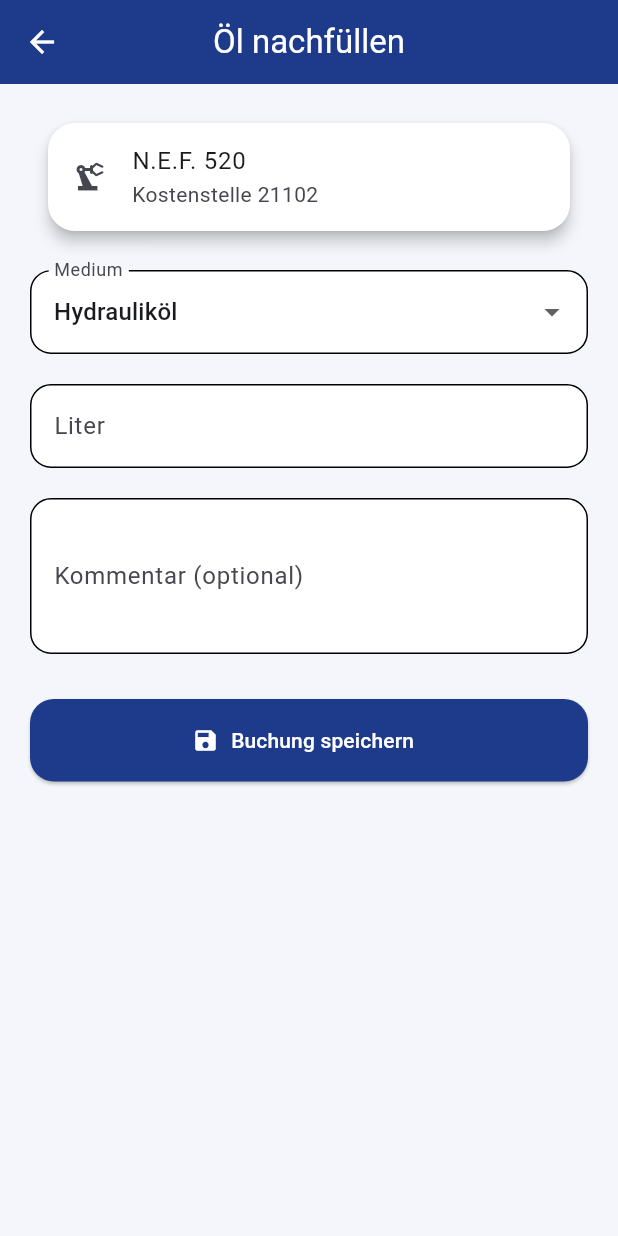
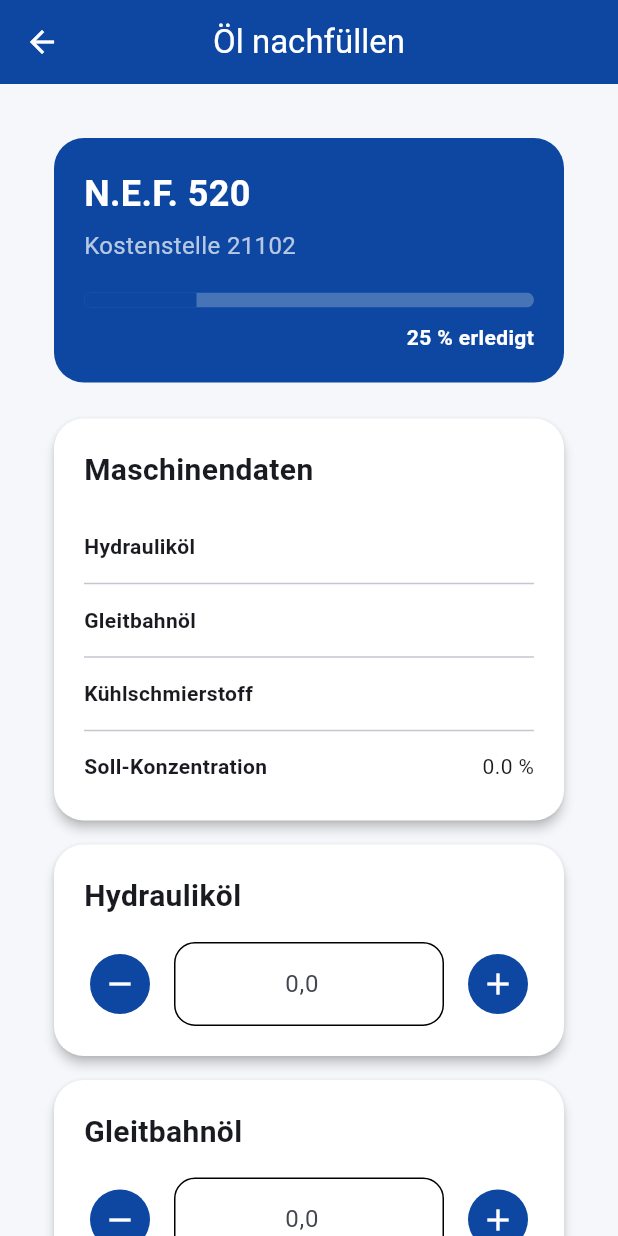
Before and after one commit to jstockhowe-afk/fluid-track-awh, a Flutter app: the MachineDetailScreen screen opened directly with sample values from the repository, scrolled down 234 dp, after a tap on "Öl nachfüllen", on a phone screen of 412 x 824 dp. Run offline on Flutter 3.47's test engine with Material 3 defaults, Android fonts, the phone set to English and light mode, and no system bars; our stand-ins replace image_picker, sqflite; missing offline and left inert: mobile_scanner; accounts and stored records are empty.

Commit message:
Vor neuer InspectionScreen

```diff
--- a/lib/models/machine.dart
+++ b/lib/models/machine.dart
@@ -7,7 +7,7 @@ class Machine {
   final String hydraulicOil;
   final String guidewayOil;
   final String coolant;
-
+  final double coolantConcentration;
   final int hydraulicTank;
   final int coolantTank;
 
@@ -22,6 +22,7 @@ class Machine {
     this.hydraulicOil = '',
     this.guidewayOil = '',
     this.coolant = '',
+    this.coolantConcentration = 0,
     this.hydraulicTank = 0,
     this.coolantTank = 0,
     this.qrCode = '',
@@ -37,6 +38,7 @@ class Machine {
       'hydraulicOil': hydraulicOil,
       'guidewayOil': guidewayOil,
       'coolant': coolant,
+      'coolantConcentration': coolantConcentration,
       'hydraulicTank': hydraulicTank,
       'coolantTank': coolantTank,
       'qrCode': qrCode,
@@ -53,6 +55,8 @@ class Machine {
       hydraulicOil: map['hydraulicOil'] ?? '',
       guidewayOil: map['guidewayOil'] ?? '',
       coolant: map['coolant'] ?? '',
+      coolantConcentration:
+           (map['coolantConcentration'] ?? 0).toDouble(),
       hydraulicTank: map['hydraulicTank'] ?? 0,
       coolantTank: map['coolantTank'] ?? 0,
       qrCode: map['qrCode'] ?? '',
@@ -68,6 +72,7 @@ class Machine {
     String? hydraulicOil,
     String? guidewayOil,
     String? coolant,
+    double? coolantConcentration,
     int? hydraulicTank,
     int? coolantTank,
     String? qrCode,
@@ -81,6 +86,8 @@ class Machine {
       hydraulicOil: hydraulicOil ?? this.hydraulicOil,
       guidewayOil: guidewayOil ?? this.guidewayOil,
       coolant: coolant ?? this.coolant,
+      coolantConcentration:
+        coolantConcentration ?? this.coolantConcentration,
       hydraulicTank: hydraulicTank ?? this.hydraulicTank,
       coolantTank: coolantTank ?? this.coolantTank,
       qrCode: qrCode ?? this.qrCode,
--- a/lib/screens/oil_entry_screen.dart
+++ b/lib/screens/inspection_screen.dart
@@ -1,33 +1,35 @@
 import 'package:flutter/material.dart';
-
+import '../widgets/inspection_header.dart';
+import '../widgets/inspection_info_card.dart';
 import '../models/machine.dart';
 import '../models/oil_entry.dart';
 import '../services/oil_entry_service.dart';
+import '../widgets/quantity_selector.dart';
+import '../widgets/number_input_card.dart';
+import '../widgets/remark_card.dart';
+import '../widgets/primary_button.dart';
 
-class OilEntryScreen extends StatefulWidget {
+class InspectionScreen extends StatefulWidget {
   final Machine machine;
 
-  const OilEntryScreen({
+  const InspectionScreen({
     super.key,
     required this.machine,
   });
 
   @override
-  State<OilEntryScreen> createState() => _OilEntryScreenState();
+  State<InspectionScreen> createState() => _InspectionScreenState();
 }
 
-class _OilEntryScreenState extends State<OilEntryScreen> {
+class _InspectionScreenState extends State<InspectionScreen> {
   final OilEntryService _service = OilEntryService();
 
   String medium = "Hydrauliköl";
 
   bool _isSaving = false;
 
-  final TextEditingController literController =
-      TextEditingController();
-
-  final TextEditingController commentController =
-      TextEditingController();
+  final TextEditingController literController = TextEditingController();
+  final TextEditingController commentController = TextEditingController();
 
   @override
   void dispose() {
@@ -85,17 +87,54 @@ class _OilEntryScreenState extends State<OilEntryScreen> {
       body: ListView(
         padding: const EdgeInsets.all(20),
         children: [
-          Card(
-            child: ListTile(
-              leading: const Icon(Icons.precision_manufacturing),
-              title: Text(widget.machine.name),
-              subtitle: Text(
-                "Kostenstelle ${widget.machine.costCenter}",
-              ),
-            ),
-          ),
+Column(
+children: [
 
-          const SizedBox(height: 20),
+  InspectionHeader(
+    machineName: widget.machine.name,
+    costCenter: widget.machine.costCenter,
+    progress: 0.25,
+  ),
+
+  InspectionInfoCard(
+    machine: widget.machine,
+  ),
+
+  QuantitySelector(
+    title: "Hydrauliköl",
+    controller: literController,
+    onMinus: () {},
+    onPlus: () {},
+  ),
+
+  QuantitySelector(
+    title: "Gleitbahnöl",
+    controller: TextEditingController(),
+    onMinus: () {},
+    onPlus: () {},
+  ),
+
+  NumberInputCard(
+    title: "Wasserzähler",
+    controller: TextEditingController(),
+  ),
+
+  NumberInputCard(
+    title: "Konzentration",
+    controller: TextEditingController(),
+    suffix: "%",
+  ),
+
+  RemarkCard(
+    controller: commentController,
+  ),
+
+  PrimaryButton(
+    text: "Kontrolle abschließen",
+    onPressed: _saveEntry,
+  ),
+],
+),
 
           DropdownButtonFormField<String>(
             initialValue: medium,
--- a/lib/screens/machine_detail_screen.dart
+++ b/lib/screens/machine_detail_screen.dart
@@ -1,14 +1,12 @@
 import 'dart:io';
-
 import 'package:flutter/material.dart';
-
 import '../models/machine.dart';
 import '../services/machine_service.dart';
 import '../models/oil_entry.dart';
 import '../services/oil_entry_service.dart';
 import '../widgets/oil_history_list.dart';
 import 'edit_machine_screen.dart';
-import 'oil_entry_screen.dart';
+import 'inspection_screen.dart';
 
 class MachineDetailScreen extends StatefulWidget {
   final Machine machine;
@@ -70,9 +68,9 @@ class _MachineDetailScreenState extends State<MachineDetailScreen> {
     await Navigator.push(
       context,
       MaterialPageRoute(
-        builder: (_) => OilEntryScreen(
-          machine: machine,
-        ),
+      builder: (_) => InspectionScreen(
+      machine: machine,
+),
       ),
     );
 
--- a/lib/theme/app_colors.dart
+++ b/lib/theme/app_colors.dart
@@ -1,18 +1,21 @@
 import 'package:flutter/material.dart';
 
 class AppColors {
-  AppColors._();
+  static const primary = Color(0xFF0D47A1);
 
-  static const Color primary = Color(0xFF1E3A8A);
-  static const Color secondary = Color(0xFF2563EB);
+  static const secondary = Color(0xFF1565C0);
 
-  static const Color success = Color(0xFF16A34A);
-  static const Color warning = Color(0xFFF59E0B);
-  static const Color danger = Color(0xFFDC2626);
+  static const success = Color(0xFF2E7D32);
 
-  static const Color background = Color(0xFFF4F6FB);
-  static const Color card = Colors.white;
+  static const warning = Color(0xFFF9A825);
 
-  static const Color textPrimary = Color(0xFF1F2937);
-  static const Color textSecondary = Color(0xFF6B7280);
+  static const danger = Color(0xFFC62828);
+
+  static const background = Color(0xFFF5F7FA);
+
+  static const card = Colors.white;
+
+  static const text = Color(0xFF1E293B);
+
+  static const subtitle = Color(0xFF64748B);
 }
--- /dev/null
+++ b/lib/widgets/fluid_card.dart
@@ -0,0 +1,28 @@
+import 'package:flutter/material.dart';
+
+class FluidCard extends StatelessWidget {
+  final Widget child;
+
+  const FluidCard({
+    super.key,
+    required this.child,
+  });
+
+  @override
+  Widget build(BuildContext context) {
+    return Card(
+      elevation: 3,
+      margin: const EdgeInsets.symmetric(
+        horizontal: 16,
+        vertical: 8,
+      ),
+      shape: RoundedRectangleBorder(
+        borderRadius: BorderRadius.circular(20),
+      ),
+      child: Padding(
+        padding: const EdgeInsets.all(20),
+        child: child,
+      ),
+    );
+  }
+}
--- /dev/null
+++ b/lib/widgets/inspection_header.dart
@@ -0,0 +1,70 @@
+import 'package:flutter/material.dart';
+
+import '../theme/app_colors.dart';
+
+class InspectionHeader extends StatelessWidget {
+  final String machineName;
+  final String costCenter;
+  final double progress;
+
+  const InspectionHeader({
+    super.key,
+    required this.machineName,
+    required this.costCenter,
+    required this.progress,
+  });
+
+  @override
+  Widget build(BuildContext context) {
+    return Container(
+      width: double.infinity,
+      margin: const EdgeInsets.all(16),
+      padding: const EdgeInsets.all(20),
+      decoration: BoxDecoration(
+        color: AppColors.primary,
+        borderRadius: BorderRadius.circular(20),
+      ),
+      child: Column(
+        crossAxisAlignment: CrossAxisAlignment.start,
+        children: [
+          Text(
+            machineName,
+            style: const TextStyle(
+              color: Colors.white,
+              fontSize: 24,
+              fontWeight: FontWeight.bold,
+            ),
+          ),
+          const SizedBox(height: 6),
+          Text(
+            "Kostenstelle $costCenter",
+            style: const TextStyle(
+              color: Colors.white70,
+              fontSize: 16,
+            ),
+          ),
+          const SizedBox(height: 20),
+          ClipRRect(
+            borderRadius: BorderRadius.circular(20),
+            child: LinearProgressIndicator(
+              value: progress,
+              minHeight: 10,
+              backgroundColor: Colors.white24,
+            ),
+          ),
+          const SizedBox(height: 10),
+          Align(
+            alignment: Alignment.centerRight,
+            child: Text(
+              "${(progress * 100).round()} % erledigt",
+              style: const TextStyle(
+                color: Colors.white,
+                fontWeight: FontWeight.bold,
+              ),
+            ),
+          ),
+        ],
+      ),
+    );
+  }
+}
--- /dev/null
+++ b/lib/widgets/inspection_info_card.dart
@@ -0,0 +1,69 @@
+import 'package:flutter/material.dart';
+
+import '../models/machine.dart';
+import 'fluid_card.dart';
+
+class InspectionInfoCard extends StatelessWidget {
+  final Machine machine;
+
+  const InspectionInfoCard({
+    super.key,
+    required this.machine,
+  });
+
+  @override
+  Widget build(BuildContext context) {
+    return FluidCard(
+      child: Column(
+        crossAxisAlignment: CrossAxisAlignment.start,
+        children: [
+          const Text(
+            "Maschinendaten",
+            style: TextStyle(
+              fontSize: 20,
+              fontWeight: FontWeight.bold,
+            ),
+          ),
+
+          const SizedBox(height: 20),
+
+          _row("Hydrauliköl", machine.hydraulicOil),
+
+          const Divider(),
+
+          _row("Gleitbahnöl", machine.guidewayOil),
+
+          const Divider(),
+
+          _row("Kühlschmierstoff", machine.coolant),
+
+          const Divider(),
+
+          _row(
+            "Soll-Konzentration",
+            "${machine.coolantConcentration.toStringAsFixed(1)} %",
+),
+        ],
+      ),
+    );
+  }
+
+  Widget _row(String title, String value) {
+    return Padding(
+      padding: const EdgeInsets.symmetric(vertical: 6),
+      child: Row(
+        children: [
+          Expanded(
+            child: Text(
+              title,
+              style: const TextStyle(
+                fontWeight: FontWeight.w600,
+              ),
+            ),
+          ),
+          Text(value),
+        ],
+      ),
+    );
+  }
+}
--- /dev/null
+++ b/lib/widgets/number_input_card.dart
@@ -0,0 +1,47 @@
+import 'package:flutter/material.dart';
+
+import 'fluid_card.dart';
+
+class NumberInputCard extends StatelessWidget {
+  final String title;
+  final TextEditingController controller;
+  final String? suffix;
+
+  const NumberInputCard({
+    super.key,
+    required this.title,
+    required this.controller,
+    this.suffix,
+  });
+
+  @override
+  Widget build(BuildContext context) {
+    return FluidCard(
+      child: Column(
+        crossAxisAlignment: CrossAxisAlignment.start,
+        children: [
+          Text(
+            title,
+            style: const TextStyle(
+              fontSize: 20,
+              fontWeight: FontWeight.bold,
+            ),
+          ),
+
+          const SizedBox(height: 16),
+
+          TextField(
+            controller: controller,
+            keyboardType: const TextInputType.numberWithOptions(
+              decimal: true,
+            ),
+            decoration: InputDecoration(
+              border: const OutlineInputBorder(),
+              suffixText: suffix,
+            ),
+          ),
+        ],
+      ),
+    );
+  }
+}
--- /dev/null
+++ b/lib/widgets/primary_button.dart
@@ -0,0 +1,36 @@
+import 'package:flutter/material.dart';
+
+class PrimaryButton extends StatelessWidget {
+  final String text;
+  final VoidCallback onPressed;
+  final IconData? icon;
+
+  const PrimaryButton({
+    super.key,
+    required this.text,
+    required this.onPressed,
+    this.icon,
+  });
+
+  @override
+  Widget build(BuildContext context) {
+    return Padding(
+      padding: const EdgeInsets.all(16),
+      child: SizedBox(
+        width: double.infinity,
+        height: 56,
+        child: ElevatedButton.icon(
+          onPressed: onPressed,
+          icon: Icon(icon ?? Icons.check_circle),
+          label: Text(
+            text,
+            style: const TextStyle(
+              fontSize: 18,
+              fontWeight: FontWeight.bold,
+            ),
+          ),
+        ),
+      ),
+    );
+  }
+}
--- /dev/null
+++ b/lib/widgets/progress_card.dart
@@ -0,0 +1,59 @@
+import 'package:flutter/material.dart';
+
+class ProgressCard extends StatelessWidget {
+  final double progress;
+
+  const ProgressCard({
+    super.key,
+    required this.progress,
+  });
+
+  @override
+  Widget build(BuildContext context) {
+    final percent = (progress * 100).round();
+
+    return Card(
+      elevation: 2,
+      shape: RoundedRectangleBorder(
+        borderRadius: BorderRadius.circular(18),
+      ),
+      child: Padding(
+        padding: const EdgeInsets.all(18),
+        child: Column(
+          crossAxisAlignment: CrossAxisAlignment.start,
+          children: [
+            const Text(
+              "Kontrollfortschritt",
+              style: TextStyle(
+                fontSize: 20,
+                fontWeight: FontWeight.bold,
+              ),
+            ),
+
+            const SizedBox(height: 18),
+
+            ClipRRect(
+              borderRadius: BorderRadius.circular(20),
+              child: LinearProgressIndicator(
+                value: progress,
+                minHeight: 14,
+              ),
+            ),
+
+            const SizedBox(height: 12),
+
+            Align(
+              alignment: Alignment.centerRight,
+              child: Text(
+                "$percent % erledigt",
+                style: const TextStyle(
+                  fontWeight: FontWeight.bold,
+                ),
+              ),
+            ),
+          ],
+        ),
+      ),
+    );
+  }
+}
--- /dev/null
+++ b/lib/widgets/quantity_selector.dart
@@ -0,0 +1,65 @@
+import 'package:flutter/material.dart';
+
+import 'fluid_card.dart';
+
+class QuantitySelector extends StatelessWidget {
+  final String title;
+  final TextEditingController controller;
+  final VoidCallback onMinus;
+  final VoidCallback onPlus;
+
+  const QuantitySelector({
+    super.key,
+    required this.title,
+    required this.controller,
+    required this.onMinus,
+    required this.onPlus,
+  });
+
+  @override
+  Widget build(BuildContext context) {
+    return FluidCard(
+      child: Column(
+        crossAxisAlignment: CrossAxisAlignment.start,
+        children: [
+          Text(
+            title,
+            style: const TextStyle(
+              fontSize: 20,
+              fontWeight: FontWeight.bold,
+            ),
+          ),
+          const SizedBox(height: 16),
+          Row(
+            children: [
+              IconButton.filled(
+                onPressed: onMinus,
+                icon: const Icon(Icons.remove),
+              ),
+              const SizedBox(width: 12),
+              Expanded(
+                child: TextField(
+                  controller: controller,
+                  textAlign: TextAlign.center,
+                  keyboardType: const TextInputType.numberWithOptions(
+                    decimal: true,
+                  ),
+                  decoration: const InputDecoration(
+                    hintText: "0,0",
+                    suffixText: "L",
+                    border: OutlineInputBorder(),
+                  ),
+                ),
+              ),
+              const SizedBox(width: 12),
+              IconButton.filled(
+                onPressed: onPlus,
+                icon: const Icon(Icons.add),
+              ),
+            ],
+          ),
+        ],
+      ),
+    );
+  }
+}
--- /dev/null
+++ b/lib/widgets/remark_card.dart
@@ -0,0 +1,41 @@
+import 'package:flutter/material.dart';
+
+import 'fluid_card.dart';
+
+class RemarkCard extends StatelessWidget {
+  final TextEditingController controller;
+
+  const RemarkCard({
+    super.key,
+    required this.controller,
+  });
+
+  @override
+  Widget build(BuildContext context) {
+    return FluidCard(
+      child: Column(
+        crossAxisAlignment: CrossAxisAlignment.start,
+        children: [
+          const Text(
+            "Bemerkung",
+            style: TextStyle(
+              fontSize: 20,
+              fontWeight: FontWeight.bold,
+            ),
+          ),
+
+          const SizedBox(height: 16),
+
+          TextField(
+            controller: controller,
+            maxLines: 4,
+            decoration: const InputDecoration(
+              hintText: "Bemerkung eingeben (optional)",
+              border: OutlineInputBorder(),
+            ),
+          ),
+        ],
+      ),
+    );
+  }
+}
```
Also changed, not shown: lib/screens/machine_screen.dart (line endings or trailing spaces).
